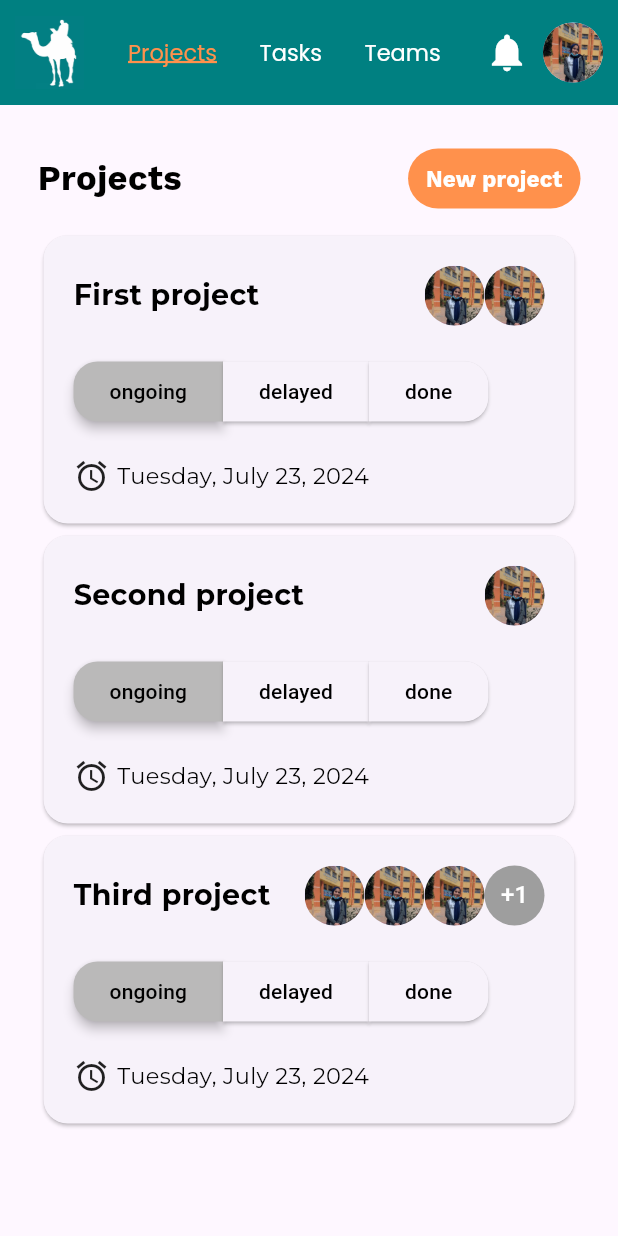
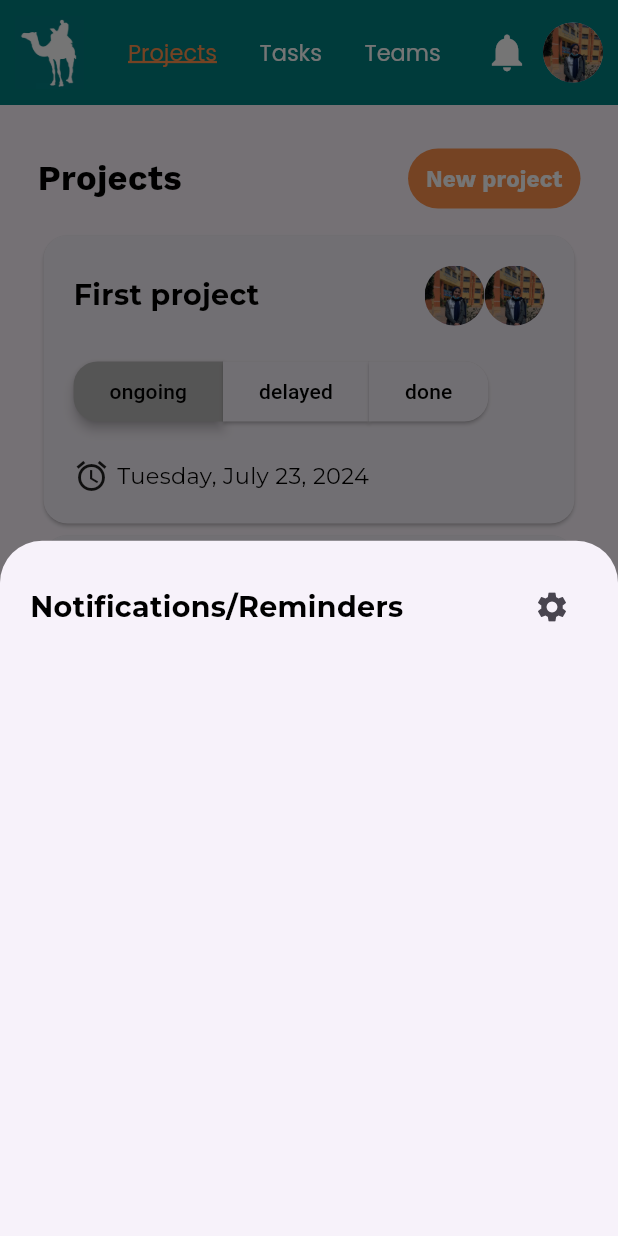
Before and after one commit to Sama3mad/GTWM, a Flutter app: the screen it shows after launch, after a tap on "New project", on a phone screen of 412 x 824 dp. Run offline on Flutter 3.47's test engine with Material 3 defaults, Android fonts, the phone set to English and light mode, and no system bars; our stand-ins replace google_fonts.

Commit message:
projectsPage

```diff
--- a/lib/projects.dart
+++ b/lib/projects.dart
@@ -1,12 +1,18 @@
 import 'package:flutter/material.dart';
 import 'package:google_fonts/google_fonts.dart';
 import 'package:gtwm_project/models/project.dart';
+import 'package:gtwm_project/projects_bottomsheet.dart';
 import 'package:gtwm_project/projects_list.dart';
 import 'package:gtwm_project/styles/text_styles.dart';
 
-class Projects extends StatelessWidget {
+class Projects extends StatefulWidget {
   Projects({super.key});
 
+  @override
+  State<Projects> createState() => _ProjectsState();
+}
+
+class _ProjectsState extends State<Projects> {
   List<Project> currentProjects = [
     Project(
         title: 'First project',
@@ -34,6 +40,15 @@ class Projects extends StatelessWidget {
           Uri.parse('https://example.com/profile2.jpg'),
         ]),
   ];
+
+  void openOverlay() {
+    showModalBottomSheet(
+      context: context,
+      builder: (context) {
+        return ProjectsBottomsheet();
+      },
+    );
+  }
 
   @override
   Widget build(BuildContext context) {
@@ -110,7 +125,7 @@ class Projects extends StatelessWidget {
                   ),
                   Spacer(),
                   TextButton(
-                    onPressed: () {},
+                    onPressed: openOverlay,
                     child: Text(
                       'New project',
                       style: AppTextStyles.newProjectButton,
--- /dev/null
+++ b/lib/projects_bottomsheet.dart
@@ -0,0 +1,33 @@
+import 'package:flutter/material.dart';
+import 'package:gtwm_project/styles/text_styles.dart';
+
+class ProjectsBottomsheet extends StatelessWidget {
+  const ProjectsBottomsheet({super.key});
+
+  @override
+  Widget build(BuildContext context) {
+    return Container(
+      width: double.infinity,
+      child: Padding(
+        padding: const EdgeInsets.all(20.0),
+        child: Column(
+          children: [
+            Row(
+              children: [
+                Text(
+                  'Notifications/Reminders',
+                  style: AppTextStyles.projectItem,
+                ),
+                Spacer(),
+                IconButton(
+                  onPressed: () {},
+                  icon: Icon(Icons.settings),
+                ),
+              ],
+            ),
+          ],
+        ),
+      ),
+    );
+  }
+}
```
